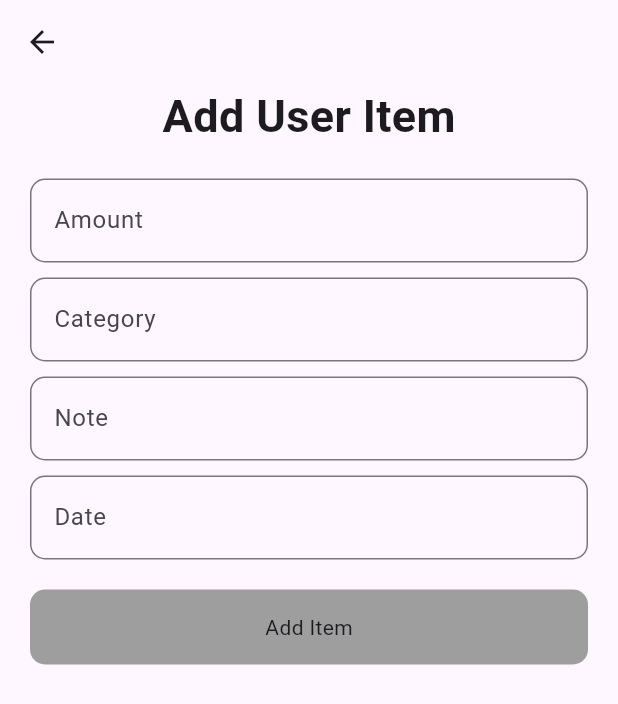
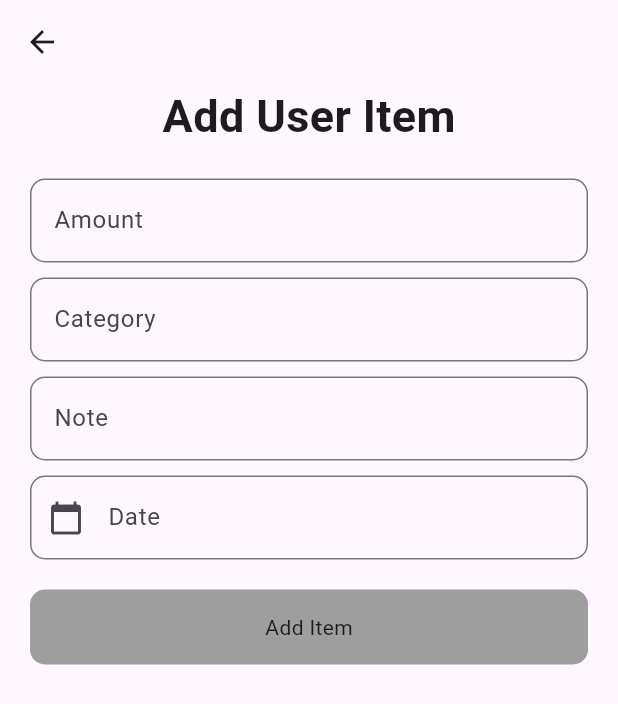
Before and after one commit to SourovDV/sqflite, a Flutter app: the AddItemView screen opened by its route, on a phone screen of 412 x 824 dp. Shown: the top 704 px of the screen. Run offline on Flutter 3.47's test engine with Material 3 defaults, Android fonts, the phone set to English and light mode, and no system bars; our stand-ins replace get, sqflite; missing offline and left inert: dart:ffi; accounts and stored records are empty.

Commit message:
sqlite curd project has been done

```diff
--- a/lib/feature/screen/addItem/add_item_view.dart
+++ b/lib/feature/screen/addItem/add_item_view.dart
@@ -58,14 +58,18 @@ class AddItemView extends GetView<AddItemController> {
               ),
               SizedBox(height: 10),
               TextFormField(
+                controller: controller.dateController,
+                readOnly: true, // কিবোর্ড আসবে না
                 decoration: InputDecoration(
                   labelText: "Date",
+                  prefixIcon: Icon(Icons.calendar_today), // ক্যালেন্ডার আইকন
                   border: OutlineInputBorder(
                     borderRadius: BorderRadius.circular(10),
-                    borderSide: BorderSide(),
                   ),
                 ),
-                controller: controller.dateController,
+                onTap: () {
+                  controller.selectDate(context); // ক্লিক করলে ক্যালেন্ডার খুলবে
+                },
                 validator: controller.checkValidation,
               ),
               SizedBox(height: 20),
--- a/lib/feature/screen/home/home_view.dart
+++ b/lib/feature/screen/home/home_view.dart
@@ -31,7 +31,7 @@ class HomeView extends GetView<HomeController> {
                   controller.deleteTransaction(item.id!);
                 }
               },
-              child: Text(item.amount)),
+              child: Text(item.date)),
           subtitle: Text(item.income),
           trailing: InkWell(
               onTap: (){
--- a/pubspec.yaml
+++ b/pubspec.yaml
@@ -38,6 +38,7 @@ dependencies:
   http: ^1.6.0
   sqflite: ^2.4.2
   path: ^1.9.1
+  intl: ^0.20.2
 
 
 
```
Also changed, not shown: lib/feature/screen/addItem/add_item_controller.dart (+21 -0 lines), pubspec.lock.
